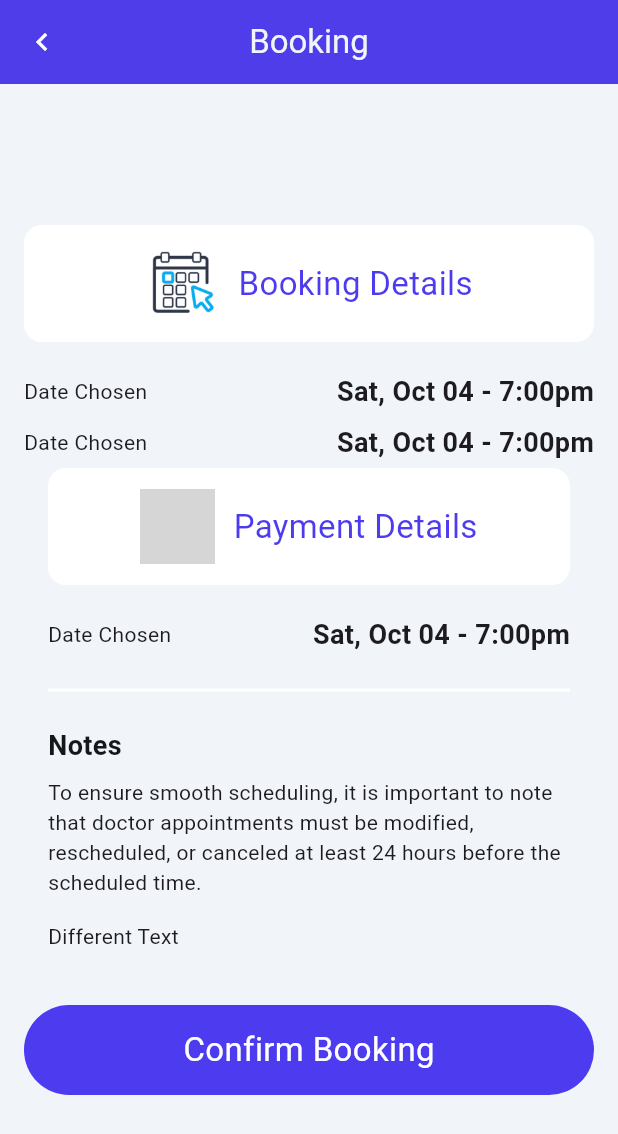
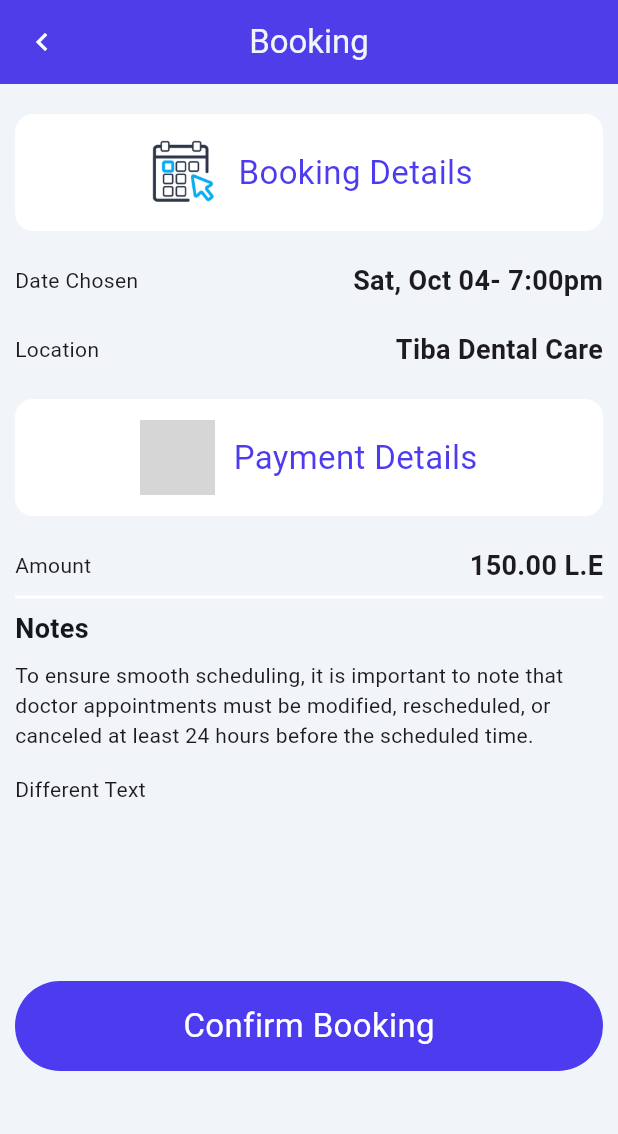
Before and after one commit to Marinaa2002/Mediverse, a Flutter app: the BookingScreen screen opened directly, on a phone screen of 412 x 824 dp. Shown: the top 1134 px of the screen. Run offline on Flutter 3.47's test engine with Material 3 defaults, Android fonts, the phone set to English and light mode, and no system bars; our stand-ins replace auto_size_text, firebase_core; missing offline and left inert: dart:ffi; accounts and stored records are empty; Roboto replaces fonts that are missing (Outfit, Plus Jakarta Sans, Readex Pro); grey boxes are pictures that could not be loaded.

Commit message:
Feat:Make silvers child and refacor fuckin booking screen

```diff
--- /dev/null
+++ b/mediverse/lib/Features/PatientDashboard/Widgets/ActionDetailsWidget.dart
@@ -0,0 +1,37 @@
+import 'package:flutter/material.dart';
+
+import '../../../Constants/constant.dart';
+import 'RowImageAndText.dart';
+
+class ActionDetailsWidget extends StatelessWidget {
+  const ActionDetailsWidget(
+      {super.key, required this.text, required this.imageUrl});
+  final String text;
+  final String imageUrl;
+
+  @override
+  Widget build(BuildContext context) {
+    return Container(
+      width: double.infinity,
+      decoration: BoxDecoration(
+        color: kSecondryBackgroundColor,
+        borderRadius: BorderRadius.circular(12),
+        border: Border.all(
+          color: kSecondryBackgroundColor,
+          width: 2,
+        ),
+      ),
+      alignment: const AlignmentDirectional(0, 0),
+      child: Align(
+        alignment: const AlignmentDirectional(0, 0),
+        child: Padding(
+          padding: const EdgeInsets.all(12),
+          child: RowImageAndText(
+            text: text,
+            imageUrl: imageUrl,
+          ),
+        ),
+      ),
+    );
+  }
+}
--- a/mediverse/lib/Features/PatientDashboard/Widgets/BookingForm.dart
+++ b/mediverse/lib/Features/PatientDashboard/Widgets/BookingForm.dart
@@ -1,7 +1,11 @@
+import 'package:flutter/cupertino.dart';
 import 'package:flutter/material.dart';
+import 'package:flutter/widgets.dart';
 import 'package:mediverse/Features/PatientDashboard/Appointment/BookingScreen/presentation/Views/BookingScreen.dart';
+import 'package:mediverse/Features/PatientDashboard/Widgets/ActionDetailsWidget.dart';
 import 'package:mediverse/Features/PatientDashboard/Widgets/ConfirmButton.dart';
 import 'package:mediverse/Features/PatientDashboard/Widgets/Notes.dart';
+import 'package:mediverse/Features/PatientDashboard/Widgets/RowImageAndText.dart';
 import 'package:mediverse/Features/PatientDashboard/Widgets/TextWidgetHorz.dart';
 
 import '../../../Constants/Themes.dart';
@@ -17,22 +21,60 @@ class BookingForm extends StatefulWidget {
 class _BookingFormState extends State<BookingForm> {
   @override
   Widget build(BuildContext context) {
-    return SafeArea(
+    return Padding(
+      padding: const EdgeInsets.symmetric(horizontal: 10.0),
+      child: SafeArea(
         top: true,
-      child: SingleChildScrollView(
+        child: CustomScrollView(
+          slivers: [
+            const SliverToBoxAdapter(
+              child: SizedBox(
+                height: 20,
+                width: 10,
+              ),
+            ),
+            const SliverToBoxAdapter(
+              child: ActionDetailsWidget(
+                text: "Booking Details",
+                imageUrl: "assets/images/booking.jpg",
+              ),
+            ),
+            const SliverToBoxAdapter(
+              child: SizedBox(
+                height: 20,
+                width: 10,
+              ),
+            ),
+            const SliverToBoxAdapter(
+              child: TextWidgetHorz(
+                leadingText: "Date Chosen",
+                secondryText: "Sat, Oct 04- 7:00pm",
+              ),
+            ),
+            const SliverToBoxAdapter(
+              child: SizedBox(
+                height: 20,
+                width: 10,
+              ),
+            ),
+            const SliverToBoxAdapter(
+              child: TextWidgetHorz(
+                leadingText: "Location",
+                secondryText: "Tiba Dental Care",
+              ),
+            ),
+            const SliverToBoxAdapter(
+              child: SizedBox(
+                height: 20,
+                width: 10,
+              ),
+            ),
+            SliverToBoxAdapter(
               child: Column(
                 mainAxisSize: MainAxisSize.max,
                 crossAxisAlignment: CrossAxisAlignment.start,
                 children: [
-            Padding(
-              padding: const EdgeInsetsDirectional.fromSTEB(16, 4, 16, 4),
-              child: Column(
-                mainAxisSize: MainAxisSize.max,
-                crossAxisAlignment: CrossAxisAlignment.start,
-                children: [
-                  Padding(
-                    padding: const EdgeInsetsDirectional.fromSTEB(0, 12, 0, 12),
-                    child: Container(
+                  Container(
                     width: double.infinity,
                     decoration: BoxDecoration(
                       color: kSecondryBackgroundColor,
@@ -43,146 +85,28 @@ class _BookingFormState extends State<BookingForm> {
                       ),
                     ),
                     alignment: const AlignmentDirectional(0, 0),
-                      child: Align(
-                        alignment: const AlignmentDirectional(0, 0),
+                    child: const Align(
+                      alignment: AlignmentDirectional(0, 0),
                       child: Padding(
-                          padding: const EdgeInsets.all(12),
-                          child: Row(
-                            mainAxisSize: MainAxisSize.max,
-                            mainAxisAlignment: MainAxisAlignment.center,
-                            children: [
-                              ClipRRect(
-                                borderRadius: BorderRadius.circular(8),
-                                child: Image.asset(
-                                  'assets/images/booking.jpg',
-                                  width: 50,
-                                  height: 50,
-                                  fit: BoxFit.fill,
-                                ),
-                              ),
-                              Padding(
-                                padding: const EdgeInsetsDirectional.fromSTEB(
-                                    12, 0, 0, 0),
-                                child: Column(
-                                  mainAxisSize: MainAxisSize.max,
-                                  mainAxisAlignment: MainAxisAlignment.center,
-                                  crossAxisAlignment: CrossAxisAlignment.start,
-                                  children: [
-                                    Align(
-                                      alignment:
-                                          const AlignmentDirectional(0, 0),
-                                      child: Text(
-                                        'Booking Details',
-                                        style: Themes.titleLarge.copyWith(
-                                          fontFamily: 'Readex Pro',
-                                          color: kprimaryColor,
-                                        ),
-                                      ),
-                                    ),
-                                  ],
-                                ),
-                              ),
-                            ],
+                        padding: EdgeInsets.all(12),
+                        child: RowImageAndText(
+                          text: "Payment Details",
+                          imageUrl: "assets/images/payment.png",
                         ),
                       ),
                     ),
                   ),
+                  const SizedBox(
+                    height: 20,
+                    width: 10,
                   ),
-                  const Padding(
-                    padding: EdgeInsetsDirectional.fromSTEB(0, 8, 0, 0),
-                    child: TextWidgetHorz(
-                      leadingText: "Date Chosen",
-                      secondryText: "Sat, Oct 04- 7:00pm",
-                    ),
-                  ),
-                  const Padding(
-                      padding: EdgeInsetsDirectional.fromSTEB(0, 8, 0, 0),
-                      child: TextWidgetHorz(
-                        leadingText: "Location",
-                        secondryText: "Tiba Dental Care",
-                      )),
-                  Padding(
-                    padding:
-                        const EdgeInsetsDirectional.fromSTEB(16, 4, 16, 16),
-                    child: Column(
-                      mainAxisSize: MainAxisSize.max,
-                      crossAxisAlignment: CrossAxisAlignment.start,
-                      children: [
-                        Padding(
-                          padding:
-                              const EdgeInsetsDirectional.fromSTEB(0, 0, 0, 12),
-                          child: Container(
-                            width: double.infinity,
-                            decoration: BoxDecoration(
-                              color: kSecondryBackgroundColor,
-                              borderRadius: BorderRadius.circular(12),
-                              border: Border.all(
-                                color: kSecondryBackgroundColor,
-                                width: 2,
-                              ),
-                            ),
-                            alignment: const AlignmentDirectional(0, 0),
-                            child: Align(
-                              alignment: const AlignmentDirectional(0, 0),
-                              child: Padding(
-                                padding: const EdgeInsets.all(12),
-                                child: Row(
-                                  mainAxisSize: MainAxisSize.max,
-                                  mainAxisAlignment: MainAxisAlignment.center,
-                                  children: [
-                                    ClipRRect(
-                                      borderRadius: BorderRadius.circular(8),
-                                      child: Image.asset(
-                                        'assets/images/payment.png',
-                                        width: 50,
-                                        height: 50,
-                                        fit: BoxFit.fill,
-                                      ),
-                                    ),
-                                    Padding(
-                                      padding:
-                                          const EdgeInsetsDirectional.fromSTEB(
-                                              12, 0, 0, 0),
-                                      child: Column(
-                                        mainAxisSize: MainAxisSize.max,
-                                        mainAxisAlignment:
-                                            MainAxisAlignment.center,
-                                        crossAxisAlignment:
-                                            CrossAxisAlignment.start,
-                                        children: [
-                                          Align(
-                                            alignment:
-                                                const AlignmentDirectional(
-                                                    0, 0),
-                                            child: Text(
-                                              'Payment Details',
-                                              style: Themes.titleLarge.copyWith(
-                                                fontFamily: 'Readex Pro',
-                                                color: kprimaryColor,
-                                              ),
-                                            ),
-                                          ),
-                                        ],
-                                      ),
-                                    ),
-                                  ],
-                                ),
-                              ),
-                            ),
-                          ),
-                        ),
-                        const Padding(
-                            padding: EdgeInsetsDirectional.fromSTEB(0, 8, 0, 0),
-                            child: TextWidgetHorz(
+                  const TextWidgetHorz(
                     leadingText: "Amount",
                     secondryText: "150.00 L.E",
-                            )),
-                        const Padding(
-                          padding: EdgeInsetsDirectional.fromSTEB(0, 16, 0, 16),
-                          child: Divider(
+                  ),
+                  const Divider(
                     thickness: 2,
                     color: kSecondryBackgroundColor,
-                          ),
                   ),
                   Text(
                     'Notes',
@@ -197,13 +121,11 @@ class _BookingFormState extends State<BookingForm> {
                 ],
               ),
             ),
-                  const Padding(
-                    padding: EdgeInsetsDirectional.fromSTEB(0, 12, 0, 12),
+            const SliverFillRemaining(
+                hasScrollBody: false,
+                child: Align(
                   child: ConfirmButton(),
-                  ),
-                ],
-              ),
-            ),
+                )),
           ],
         ),
       ),
--- /dev/null
+++ b/mediverse/lib/Features/PatientDashboard/Widgets/RowImageAndText.dart
@@ -0,0 +1,53 @@
+import 'package:flutter/material.dart';
+
+import '../../../Constants/Themes.dart';
+import '../../../Constants/constant.dart';
+
+class RowImageAndText extends StatelessWidget {
+  const RowImageAndText({
+    super.key,
+    required this.text,
+    required this.imageUrl,
+  });
+
+  final String text;
+  final String imageUrl;
+  @override
+  Widget build(BuildContext context) {
+    return Row(
+      mainAxisSize: MainAxisSize.max,
+      mainAxisAlignment: MainAxisAlignment.center,
+      children: [
+        ClipRRect(
+          borderRadius: BorderRadius.circular(8),
+          child: Image.asset(
+            imageUrl,
+            width: 50,
+            height: 50,
+            fit: BoxFit.fill,
+          ),
+        ),
+        Padding(
+          padding: const EdgeInsetsDirectional.fromSTEB(12, 0, 0, 0),
+          child: Column(
+            mainAxisSize: MainAxisSize.max,
+            mainAxisAlignment: MainAxisAlignment.center,
+            crossAxisAlignment: CrossAxisAlignment.start,
+            children: [
+              Align(
+                alignment: const AlignmentDirectional(0, 0),
+                child: Text(
+                  text,
+                  style: Themes.titleLarge.copyWith(
+                    fontFamily: 'Readex Pro',
+                    color: kprimaryColor,
+                  ),
+                ),
+              ),
+            ],
+          ),
+        ),
+      ],
+    );
+  }
+}
--- a/mediverse/lib/Features/PatientDashboard/Widgets/TextWidgetHorz.dart
+++ b/mediverse/lib/Features/PatientDashboard/Widgets/TextWidgetHorz.dart
@@ -15,14 +15,14 @@ class TextWidgetHorz extends StatelessWidget {
       mainAxisAlignment: MainAxisAlignment.spaceBetween,
       children: [
         Text(
-          'Date Chosen',
+          leadingText,
           style: Themes.labelMedium.copyWith(
             fontFamily: 'Readex Pro',
             fontWeight: FontWeight.normal,
           ),
         ),
         Text(
-          'Sat, Oct 04 - 7:00pm',
+          secondryText,
           style: Themes.labelLarge18,
         ),
       ],
```
Lines whose indentation alone changed are shown as unchanged.
